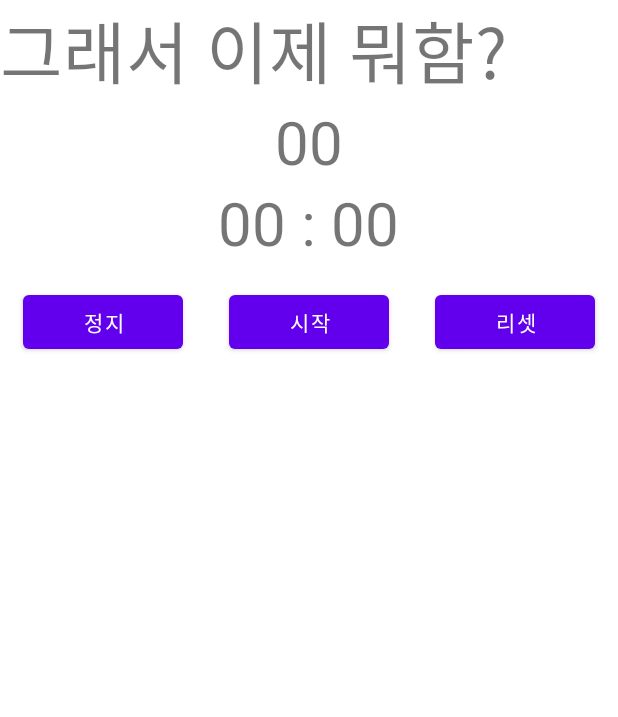
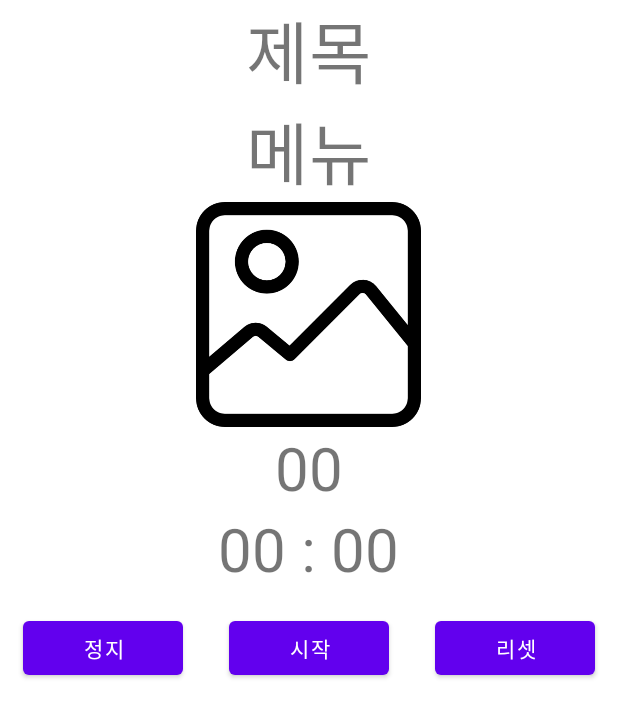
Before and after one commit to sgtlee99/GoldenTimer, an Android app: the TimerActivity screen opened directly, with no data from a screen before it, on a phone screen of 412 x 824 dp. Shown: the top 717 px of the screen. Run offline under Robolectric (Android 15) with nearby library versions, the phone set to English and light mode, and no system bars; our stand-ins replace Room's generated code, RxJava; 4 statements that could not run were skipped.

Commit message:
받아온 데이터 적용

```diff
--- a/app/src/main/java/com/example/goldentimer/TimerActivity.kt
+++ b/app/src/main/java/com/example/goldentimer/TimerActivity.kt
@@ -35,7 +35,6 @@ class TimerActivity : AppCompatActivity() {
         var received_id : Int = 0
         if (intent.hasExtra("timer-id")) {
             received_id = intent.getIntExtra("timer-id", 404)
-            db_test_text.text = received_id.toString()
         } else {
             Toast.makeText(this, "있었는데요, 없었습니다", Toast.LENGTH_SHORT).show()
         }
@@ -51,11 +50,15 @@ class TimerActivity : AppCompatActivity() {
 //        timer_reset.setOnClickListener { resetTimer() }
 
 //        convertTime(set_timer.t_min, set_timer.t_sec)
+
+        //제목, 메뉴, 이미지 받기
+        timer_get_title.text = set_timer.t_title
+        timer_get_menu.text = set_timer.t_menu
+        timer_get_menuimage.setImageBitmap(set_timer.t_img)
+
         //타이머 코드
-
         timer_start.setOnClickListener { startCountDown(convertTime(set_timer.t_min, set_timer.t_sec)) }
         timer_pause.setOnClickListener { stopCountDown(convertTime(set_timer.t_min, set_timer.t_sec)) }
-//        timer_reset.setOnClickListener { resetTimer() }
 
 
 
--- a/app/src/main/res/layout/activity_timer.xml
+++ b/app/src/main/res/layout/activity_timer.xml
@@ -8,11 +8,27 @@
     tools:context=".TimerActivity">
 
     <TextView
-        android:layout_width="match_parent"
+        android:layout_width="wrap_content"
         android:layout_height="wrap_content"
-        android:text="그래서 이제 뭐함?"
+        android:text="제목"
         android:textSize="45sp"
-        android:id="@+id/db_test_text"/>
+        android:layout_gravity="center"
+        android:id="@+id/timer_get_title"/>
+    <TextView
+        android:layout_width="wrap_content"
+        android:layout_height="wrap_content"
+        android:text="메뉴"
+        android:textSize="45sp"
+        android:layout_gravity="center"
+        android:id="@+id/timer_get_menu"/>
+    <ImageView
+        android:layout_width="150dp"
+        android:layout_height="150dp"
+        android:src="@drawable/default_image"
+        android:layout_gravity="center"
+        android:id="@+id/timer_get_menuimage"/>
+
+
 
     <TextView
         android:layout_width="wrap_content"
```
